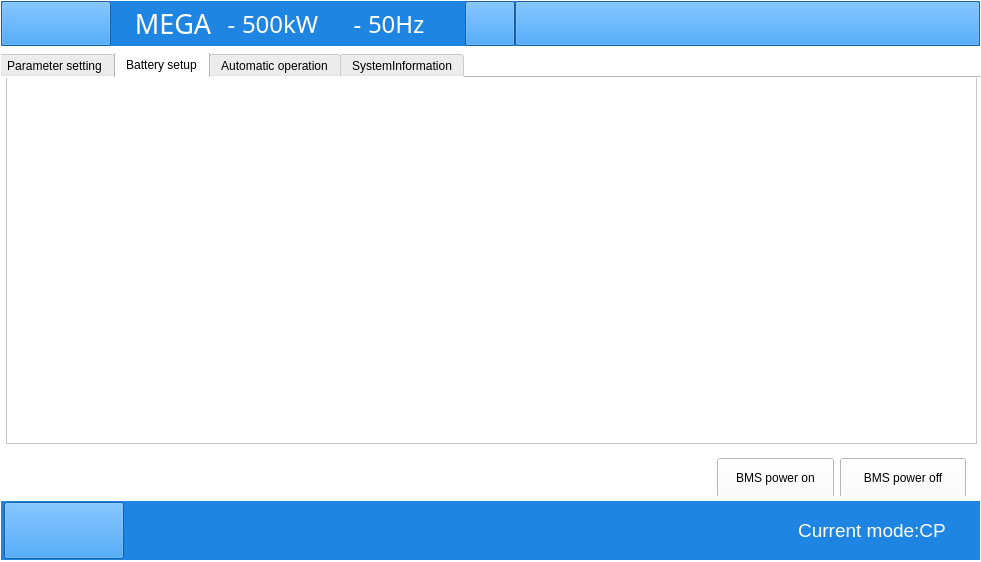
Qt form win.ui (megarevolpr/Win) before a commit.
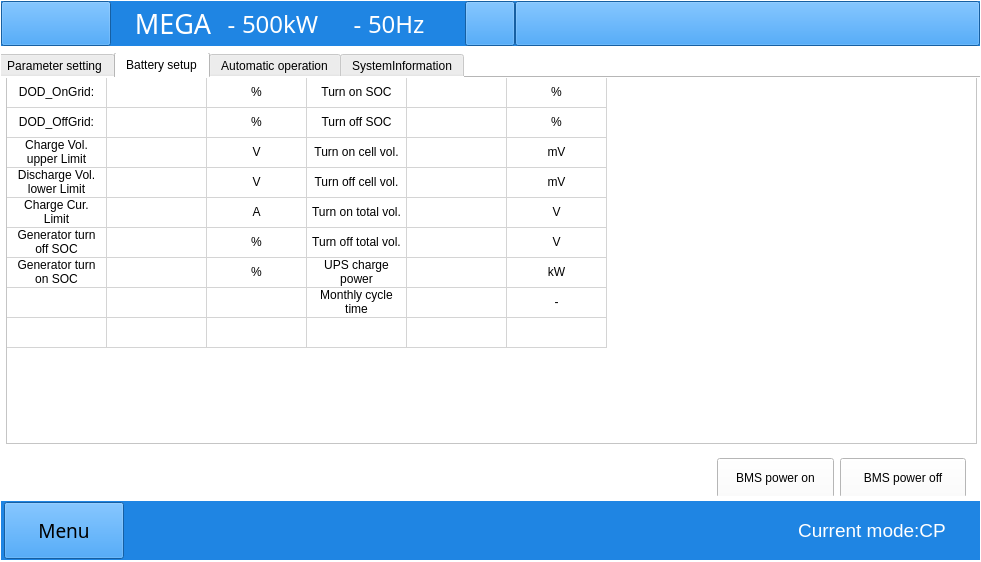
The same form after that commit. The open tabs and pages were chosen to show the change. Icons and pictures are not drawn.

Diff of the .ui file:
```diff
--- a/win.ui
+++ b/win.ui
@@ -7322,6 +7322,343 @@
              <height>367</height>
             </rect>
            </property>
+           <attribute name="horizontalHeaderVisible">
+            <bool>false</bool>
+           </attribute>
+           <attribute name="verticalHeaderVisible">
+            <bool>false</bool>
+           </attribute>
+           <row>
+            <property name="text">
+             <string>1</string>
+            </property>
+           </row>
+           <row>
+            <property name="text">
+             <string>2</string>
+            </property>
+           </row>
+           <row>
+            <property name="text">
+             <string>3</string>
+            </property>
+           </row>
+           <row>
+            <property name="text">
+             <string>4</string>
+            </property>
+           </row>
+           <row>
+            <property name="text">
+             <string>5</string>
+            </property>
+           </row>
+           <row>
+            <property name="text">
+             <string>6</string>
+            </property>
+           </row>
+           <row>
+            <property name="text">
+             <string>7</string>
+            </property>
+           </row>
+           <row>
+            <property name="text">
+             <string>8</string>
+            </property>
+           </row>
+           <row>
+            <property name="text">
+             <string>9</string>
+            </property>
+           </row>
+           <column>
+            <property name="text">
+             <string>1</string>
+            </property>
+           </column>
+           <column>
+            <property name="text">
+             <string>2</string>
+            </property>
+           </column>
+           <column>
+            <property name="text">
+             <string>3</string>
+            </property>
+           </column>
+           <column>
+            <property name="text">
+             <string>4</string>
+            </property>
+           </column>
+           <column>
+            <property name="text">
+             <string>5</string>
+            </property>
+           </column>
+           <column>
+            <property name="text">
+             <string>6</string>
+            </property>
+           </column>
+           <item row="0" column="0">
+            <property name="text">
+             <string>DOD_OnGrid:</string>
+            </property>
+            <property name="textAlignment">
+             <set>AlignCenter</set>
+            </property>
+           </item>
+           <item row="0" column="2">
+            <property name="text">
+             <string>%</string>
+            </property>
+            <property name="textAlignment">
+             <set>AlignCenter</set>
+            </property>
+           </item>
+           <item row="0" column="3">
+            <property name="text">
+             <string>Turn on SOC</string>
+            </property>
+            <property name="textAlignment">
+             <set>AlignCenter</set>
+            </property>
+           </item>
+           <item row="0" column="5">
+            <property name="text">
+             <string>%</string>
+            </property>
+            <property name="textAlignment">
+             <set>AlignCenter</set>
+            </property>
+           </item>
+           <item row="1" column="0">
+            <property name="text">
+             <string>DOD_OffGrid:</string>
+            </property>
+            <property name="textAlignment">
+             <set>AlignCenter</set>
+            </property>
+           </item>
+           <item row="1" column="2">
+            <property name="text">
+             <string>%</string>
+            </property>
+            <property name="textAlignment">
+             <set>AlignCenter</set>
+            </property>
+           </item>
+           <item row="1" column="3">
+            <property name="text">
+             <string>Turn off SOC</string>
+            </property>
+            <property name="textAlignment">
+             <set>AlignCenter</set>
+            </property>
+           </item>
+           <item row="1" column="5">
+            <property name="text">
+             <string>%</string>
+            </property>
+            <property name="textAlignment">
+             <set>AlignCenter</set>
+            </property>
+           </item>
+           <item row="2" column="0">
+            <property name="text">
+             <string>Charge Vol. upper Limit</string>
+            </property>
+            <property name="textAlignment">
+             <set>AlignCenter</set>
+            </property>
+           </item>
+           <item row="2" column="2">
+            <property name="text">
+             <string>V</string>
+            </property>
+            <property name="textAlignment">
+             <set>AlignCenter</set>
+            </property>
+           </item>
+           <item row="2" column="3">
+            <property name="text">
+             <string>Turn on cell vol.</string>
+            </property>
+            <property name="textAlignment">
+             <set>AlignCenter</set>
+            </property>
+           </item>
+           <item row="2" column="5">
+            <property name="text">
+             <string>mV</string>
+            </property>
+            <property name="textAlignment">
+             <set>AlignCenter</set>
+            </property>
+           </item>
+           <item row="3" column="0">
+            <property name="text">
+             <string>Discharge Vol. lower Limit</string>
+            </property>
+            <property name="textAlignment">
+             <set>AlignCenter</set>
+            </property>
+           </item>
+           <item row="3" column="2">
+            <property name="text">
+             <string>V</string>
+            </property>
+            <property name="textAlignment">
+             <set>AlignCenter</set>
+            </property>
+           </item>
+           <item row="3" column="3">
+            <property name="text">
+             <string>Turn off cell vol.</string>
+            </property>
+            <property name="textAlignment">
+             <set>AlignCenter</set>
+            </property>
+           </item>
+           <item row="3" column="5">
+            <property name="text">
+             <string>mV</string>
+            </property>
+            <property name="textAlignment">
+             <set>AlignCenter</set>
+            </property>
+           </item>
+           <item row="4" column="0">
+            <property name="text">
+             <string>Charge Cur. Limit</string>
+            </property>
+            <property name="textAlignment">
+             <set>AlignCenter</set>
+            </property>
+           </item>
+           <item row="4" column="2">
+            <property name="text">
+             <string>A</string>
+            </property>
+            <property name="textAlignment">
+             <set>AlignCenter</set>
+            </property>
+           </item>
+           <item row="4" column="3">
+            <property name="text">
+             <string>Turn on total vol.</string>
+            </property>
+            <property name="textAlignment">
+             <set>AlignCenter</set>
+            </property>
+           </item>
+           <item row="4" column="5">
+            <property name="text">
+             <string>V</string>
+            </property>
+            <property name="textAlignment">
+             <set>AlignCenter</set>
+            </property>
+           </item>
+           <item row="5" column="0">
+            <property name="text">
+             <string>Generator turn off SOC</string>
+            </property>
+            <property name="textAlignment">
+             <set>AlignCenter</set>
+            </property>
+           </item>
+           <item row="5" column="2">
+            <property name="text">
+             <string>%</string>
+            </property>
+            <property name="textAlignment">
+             <set>AlignCenter</set>
+            </property>
+           </item>
+           <item row="5" column="3">
+            <property name="text">
+             <string>Turn off total vol.</string>
+            </property>
+            <property name="textAlignment">
+             <set>AlignCenter</set>
+            </property>
+           </item>
+           <item row="5" column="5">
+            <property name="text">
+             <string>V</string>
+            </property>
+            <property name="textAlignment">
+             <set>AlignCenter</set>
+            </property>
+           </item>
+           <item row="6" column="0">
+            <property name="text">
+             <string>Generator turn on SOC</string>
+            </property>
+            <property name="textAlignment">
+             <set>AlignCenter</set>
+            </property>
+           </item>
+           <item row="6" column="2">
+            <property name="text">
+             <string>%</string>
+            </property>
+            <property name="textAlignment">
+             <set>AlignCenter</set>
+            </property>
+           </item>
+           <item row="6" column="3">
+            <property name="text">
+             <string>UPS charge power</string>
+            </property>
+            <property name="textAlignment">
+             <set>AlignCenter</set>
+            </property>
+           </item>
+           <item row="6" column="5">
+            <property name="text">
+             <string>kW</string>
+            </property>
+            <property name="textAlignment">
+             <set>AlignCenter</set>
+            </property>
+           </item>
+           <item row="7" column="0">
+            <property name="text">
+             <string/>
+            </property>
+            <property name="textAlignment">
+             <set>AlignCenter</set>
+            </property>
+           </item>
+           <item row="7" column="3">
+            <property name="text">
+             <string>Monthly cycle time</string>
+            </property>
+            <property name="textAlignment">
+             <set>AlignCenter</set>
+            </property>
+           </item>
+           <item row="7" column="5">
+            <property name="text">
+             <string>-</string>
+            </property>
+            <property name="textAlignment">
+             <set>AlignCenter</set>
+            </property>
+           </item>
+           <item row="8" column="0">
+            <property name="text">
+             <string/>
+            </property>
+            <property name="textAlignment">
+             <set>AlignCenter</set>
+            </property>
+           </item>
           </widget>
           <widget class="QWidget" name="horizontalLayoutWidget_11">
            <property name="geometry">
@@ -7544,7 +7881,7 @@
            </font>
           </property>
           <property name="text">
-           <string/>
+           <string>Menu</string>
           </property>
          </widget>
         </item>
```
Left out of the diff: 813 changed lines with no effect on the pictures.
